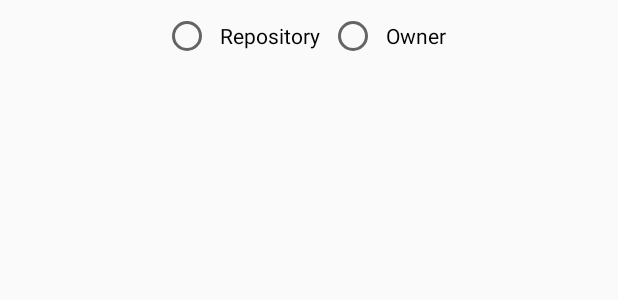
After one commit to willbrom/ZADTask, an Android app: the layout dialog_layout.xml on its own in the app's theme, with its tools: preview values and no code run, on a phone screen of 412 x 824 dp. The commit adds this screen. Shown: the top 300 px of the screen. Run offline under Robolectric (Android 15) with nearby library versions, the phone set to English and light mode, and no system bars.

Commit message:
Add additional func

```diff
--- a/app/src/main/java/com/wilbrom/zadtask/utilities/JsonUtils.java
+++ b/app/src/main/java/com/wilbrom/zadtask/utilities/JsonUtils.java
@@ -21,6 +21,7 @@ public class JsonUtils {
         String owner;
         String repoUrl;
         String ownerUrl;
+        String fork;
 
         JSONArray root = new JSONArray(rawJson);
 
@@ -30,11 +31,12 @@ public class JsonUtils {
 
             repoName = rootObj.getString("name");
             description = rootObj.getString("description");
+            repoUrl = rootObj.getString("html_url");
+            fork = rootObj.getString("fork");
             owner = ownerObj.getString("login");
-            repoUrl = rootObj.getString("html_url");
             ownerUrl = ownerObj.getString("html_url");
 
-            Repo repo = new Repo(repoName, description, owner, repoUrl, ownerUrl);
+            Repo repo = new Repo(repoName, description, owner, repoUrl, ownerUrl, fork);
             repoList.add(repo);
         }
 
--- /dev/null
+++ b/app/src/main/res/layout/dialog_layout.xml
@@ -0,0 +1,33 @@
+<?xml version="1.0" encoding="utf-8"?>
+<FrameLayout
+    xmlns:android="http://schemas.android.com/apk/res/android"
+    xmlns:app="http://schemas.android.com/apk/res-auto"
+    xmlns:tools="http://schemas.android.com/tools"
+    android:layout_width="match_parent"
+    android:layout_height="match_parent">
+
+    <RadioGroup
+        android:id="@+id/radio_group"
+        android:layout_width="wrap_content"
+        android:layout_height="wrap_content"
+        android:layout_marginTop="8dp"
+        android:orientation="horizontal"
+        android:layout_gravity="center_horizontal">
+
+        <RadioButton
+            android:id="@+id/radio_repo"
+            android:text="Repository"
+            android:layout_width="wrap_content"
+            android:layout_height="wrap_content"
+            android:padding="6dp" />
+
+        <RadioButton
+            android:id="@+id/radio_owner"
+            android:text="Owner"
+            android:layout_width="wrap_content"
+            android:layout_height="wrap_content"
+            android:padding="6dp" />
+
+    </RadioGroup>
+
+</FrameLayout>
--- a/app/src/main/res/layout/repo_item_layout.xml
+++ b/app/src/main/res/layout/repo_item_layout.xml
@@ -1,11 +1,13 @@
 <?xml version="1.0" encoding="utf-8"?>
 <LinearLayout  xmlns:android="http://schemas.android.com/apk/res/android"
+    android:id="@+id/repo_root"
     android:layout_width="match_parent"
     android:layout_height="wrap_content"
     xmlns:tools="http://schemas.android.com/tools"
     android:orientation="vertical">
 
     <LinearLayout
+        android:id="@+id/repo_parent"
         android:layout_width="match_parent"
         android:layout_height="match_parent"
         android:orientation="vertical"
```
Also changed, not shown: app/src/main/java/com/wilbrom/zadtask/MainActivity.java (+35 -0 lines), app/src/main/java/com/wilbrom/zadtask/adapter/RepoAdapter.java (+9 -0 lines), app/src/main/java/com/wilbrom/zadtask/model/Repo.java (+12 -1 lines).
